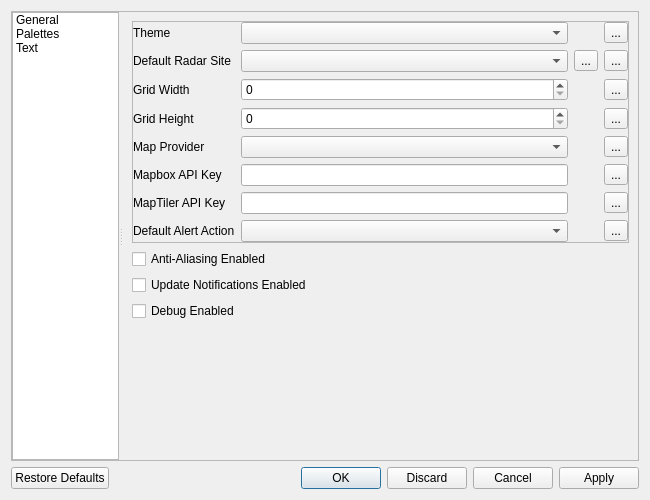
Before: the Qt Designer form scwx-qt/source/scwx/qt/ui/settings_dialog.ui in dpaulat/supercell-wx, drawn with Qt 5.
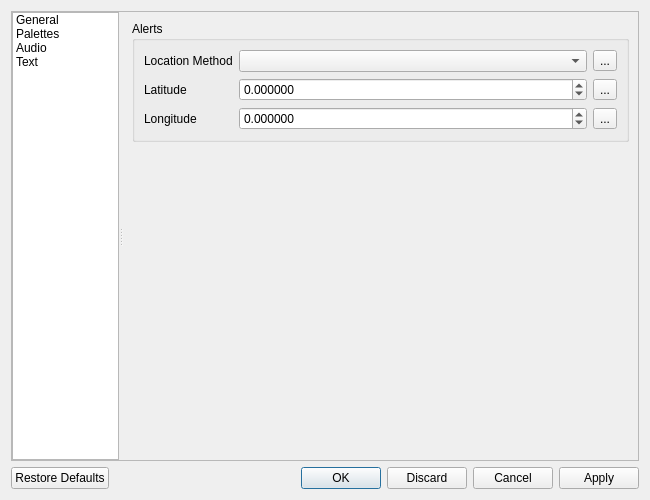
After: the same form once the commit is applied. The open tabs and pages were chosen to show the change. Icons and pictures are not drawn.

Commit message: Add audio page to settings dialog

The edit to the form file:
```diff
--- a/scwx-qt/source/scwx/qt/ui/settings_dialog.ui
+++ b/scwx-qt/source/scwx/qt/ui/settings_dialog.ui
@@ -77,6 +77,15 @@
             <normaloff>:/res/icons/font-awesome-6/palette-solid.svg</normaloff>:/res/icons/font-awesome-6/palette-solid.svg</iconset>
           </property>
          </item>
+         <item>
+          <property name="text">
+           <string>Audio</string>
+          </property>
+          <property name="icon">
+           <iconset resource="../../../../scwx-qt.qrc">
+            <normaloff>:/res/icons/font-awesome-6/volume-high-solid.svg</normaloff>:/res/icons/font-awesome-6/volume-high-solid.svg</iconset>
+          </property>
+         </item>
          <item>
           <property name="text">
            <string>Text</string>
@@ -436,6 +445,128 @@
            </item>
           </layout>
          </widget>
+         <widget class="QWidget" name="page">
+          <layout class="QVBoxLayout" name="verticalLayout_4">
+           <item>
+            <widget class="QGroupBox" name="alertAudioGroupBox">
+             <property name="title">
+              <string>Alerts</string>
+             </property>
+             <layout class="QGridLayout" name="gridLayout_10">
+              <item row="1" column="0">
+               <widget class="QLabel" name="label_14">
+                <property name="text">
+                 <string>Latitude</string>
+                </property>
+               </widget>
+              </item>
+              <item row="1" column="1">
+               <widget class="QDoubleSpinBox" name="alertAudioLatitudeSpinBox">
+                <property name="decimals">
+                 <number>6</number>
+                </property>
+                <property name="minimum">
+                 <double>-90.000000000000000</double>
+                </property>
+                <property name="maximum">
+                 <double>90.000000000000000</double>
+                </property>
+                <property name="singleStep">
+                 <double>0.010000000000000</double>
+                </property>
+               </widget>
+              </item>
+              <item row="1" column="2">
+               <widget class="QToolButton" name="resetAlertAudioLatitudeButton">
+                <property name="text">
+                 <string>...</string>
+                </property>
+                <property name="icon">
+                 <iconset resource="../../../../scwx-qt.qrc">
+                  <normaloff>:/res/icons/font-awesome-6/rotate-left-solid.svg</normaloff>:/res/icons/font-awesome-6/rotate-left-solid.svg</iconset>
+                </property>
+               </widget>
+              </item>
+              <item row="2" column="0">
+               <widget class="QLabel" name="label_16">
+                <property name="text">
+                 <string>Longitude</string>
+                </property>
+               </widget>
+              </item>
+              <item row="2" column="2">
+               <widget class="QToolButton" name="resetAlertAudioLongitudeButton">
+                <property name="text">
+                 <string>...</string>
+                </property>
+                <property name="icon">
+                 <iconset resource="../../../../scwx-qt.qrc">
+                  <normaloff>:/res/icons/font-awesome-6/rotate-left-solid.svg</normaloff>:/res/icons/font-awesome-6/rotate-left-solid.svg</iconset>
+                </property>
+               </widget>
+              </item>
+              <item row="0" column="2">
+               <widget class="QToolButton" name="resetAlertAudioLocationMethodButton">
+                <property name="text">
+                 <string>...</string>
+                </property>
+                <property name="icon">
+                 <iconset resource="../../../../scwx-qt.qrc">
+                  <normaloff>:/res/icons/font-awesome-6/rotate-left-solid.svg</normaloff>:/res/icons/font-awesome-6/rotate-left-solid.svg</iconset>
+                </property>
+               </widget>
+              </item>
+              <item row="0" column="0">
+               <widget class="QLabel" name="label_12">
+                <property name="text">
+                 <string>Location Method</string>
+                </property>
+               </widget>
+              </item>
+              <item row="2" column="1">
+               <widget class="QDoubleSpinBox" name="alertAudioLongitudeSpinBox">
+                <property name="decimals">
+                 <number>6</number>
+                </property>
+                <property name="minimum">
+                 <double>-180.000000000000000</double>
+                </property>
+                <property name="maximum">
+                 <double>180.000000000000000</double>
+                </property>
+                <property name="singleStep">
+                 <double>0.010000000000000</double>
+                </property>
+               </widget>
+              </item>
+              <item row="0" column="1">
+               <widget class="QComboBox" name="alertAudioLocationMethodComboBox">
+                <property name="sizePolicy">
+                 <sizepolicy hsizetype="Expanding" vsizetype="Fixed">
+                  <horstretch>0</horstretch>
+                  <verstretch>0</verstretch>
+                 </sizepolicy>
+                </property>
+               </widget>
+              </item>
+             </layout>
+            </widget>
+           </item>
+           <item>
+            <spacer name="verticalSpacer_6">
+             <property name="orientation">
+              <enum>Qt::Vertical</enum>
+             </property>
+             <property name="sizeHint" stdset="0">
+              <size>
+               <width>20</width>
+               <height>309</height>
+              </size>
+             </property>
+            </spacer>
+           </item>
+          </layout>
+         </widget>
          <widget class="QWidget" name="text">
           <layout class="QVBoxLayout" name="verticalLayout_5">
            <item>
```
Left out of the diff: 4 changed lines with no effect on the pictures. The commit also changes 4 other files.
